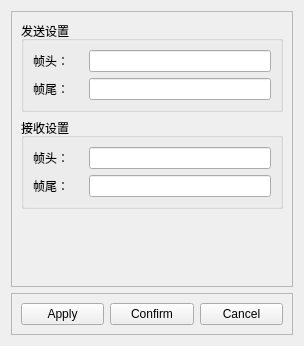
Before: the Qt Designer form assets/ui/setting.ui in At-Leisure/Serial_port_Message_Protocol, drawn with Qt 5.
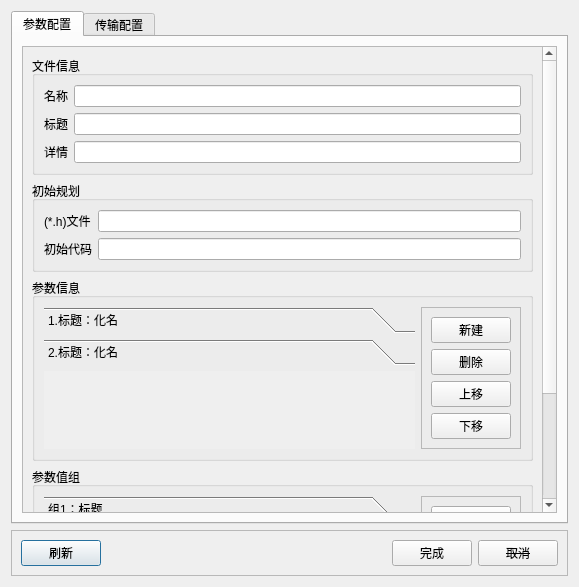
After: the same form once the commit is applied.

What changed in the file:
```diff
--- a/assets/ui/setting.ui
+++ b/assets/ui/setting.ui
@@ -6,8 +6,8 @@
    <rect>
     <x>0</x>
     <y>0</y>
-    <width>304</width>
-    <height>346</height>
+    <width>579</width>
+    <height>587</height>
    </rect>
   </property>
   <property name="windowTitle">
@@ -15,6 +15,16 @@
   </property>
   <layout class="QVBoxLayout" name="verticalLayout">
    <item>
+    <widget class="QTabWidget" name="tabWidget">
+     <property name="currentIndex">
+      <number>0</number>
+     </property>
+     <widget class="QWidget" name="tab">
+      <attribute name="title">
+       <string>参数配置</string>
+      </attribute>
+      <layout class="QVBoxLayout" name="verticalLayout_4">
+       <item>
     <widget class="QScrollArea" name="scrollArea">
      <property name="widgetResizable">
       <bool>true</bool>
@@ -23,44 +33,47 @@
       <property name="geometry">
        <rect>
         <x>0</x>
-        <y>0</y>
-        <width>284</width>
-        <height>277</height>
-       </rect>
-      </property>
-      <layout class="QVBoxLayout" name="verticalLayout_4">
+            <y>-109</y>
+            <width>518</width>
+            <height>592</height>
+           </rect>
+          </property>
+          <layout class="QVBoxLayout" name="verticalLayout_2">
        <item>
         <widget class="QGroupBox" name="groupBox">
          <property name="title">
-          <string>发送设置</string>
-         </property>
-         <layout class="QVBoxLayout" name="verticalLayout_3">
-          <item>
-           <layout class="QFormLayout" name="formLayout">
-            <property name="horizontalSpacing">
-             <number>20</number>
-            </property>
-            <item row="0" column="0">
+              <string>文件信息</string>
+             </property>
+             <layout class="QGridLayout" name="gridLayout">
+              <item row="2" column="1">
+               <widget class="QLineEdit" name="fileDescriptionEditor"/>
+              </item>
+              <item row="1" column="0">
              <widget class="QLabel" name="label">
               <property name="text">
-               <string>帧头：</string>
+                 <string>标题</string>
               </property>
              </widget>
             </item>
-            <item row="1" column="0">
+              <item row="2" column="0">
              <widget class="QLabel" name="label_2">
               <property name="text">
-               <string>帧尾：</string>
+                 <string>详情</string>
               </property>
              </widget>
             </item>
-            <item row="0" column="1">
-             <widget class="QLineEdit" name="lineEdit"/>
-            </item>
             <item row="1" column="1">
-             <widget class="QLineEdit" name="lineEdit_2"/>
-            </item>
-           </layout>
+               <widget class="QLineEdit" name="fileTitleEditor"/>
+              </item>
+              <item row="0" column="0">
+               <widget class="QLabel" name="label_6">
+                <property name="text">
+                 <string>名称</string>
+                </property>
+               </widget>
+              </item>
+              <item row="0" column="1">
+               <widget class="QLineEdit" name="fileNameEditor"/>
           </item>
          </layout>
         </widget>
@@ -68,35 +81,256 @@
        <item>
         <widget class="QGroupBox" name="groupBox_2">
          <property name="title">
-          <string>接收设置</string>
-         </property>
-         <layout class="QVBoxLayout" name="verticalLayout_2">
-          <item>
-           <layout class="QFormLayout" name="formLayout_2">
-            <property name="horizontalSpacing">
-             <number>20</number>
-            </property>
-            <item row="0" column="0">
-             <widget class="QLabel" name="label_3">
-              <property name="text">
-               <string>帧头：</string>
-              </property>
-             </widget>
+              <string>初始规划</string>
+             </property>
+             <layout class="QGridLayout" name="gridLayout_2">
+              <item row="0" column="1">
+               <widget class="QLineEdit" name="initHeaderEditor"/>
+              </item>
+              <item row="1" column="1">
+               <widget class="QLineEdit" name="initCodeEditor"/>
             </item>
             <item row="1" column="0">
              <widget class="QLabel" name="label_4">
               <property name="text">
-               <string>帧尾：</string>
-              </property>
+                 <string>初始代码</string>
+                </property>
+               </widget>
+              </item>
+              <item row="0" column="0">
+               <widget class="QLabel" name="label_3">
+                <property name="text">
+                 <string>(*.h)文件</string>
+                </property>
+               </widget>
+              </item>
+             </layout>
+            </widget>
+           </item>
+           <item>
+            <widget class="QGroupBox" name="groupBox_3">
+             <property name="title">
+              <string>参数信息</string>
+             </property>
+             <layout class="QGridLayout" name="gridLayout_3">
+              <item row="0" column="0">
+               <widget class="QToolBox" name="paramInfo_toolBox">
+                <property name="minimumSize">
+                 <size>
+                  <width>0</width>
+                  <height>0</height>
+                 </size>
+                </property>
+                <property name="currentIndex">
+                 <number>1</number>
+                </property>
+                <widget class="QWidget" name="page">
+                 <property name="geometry">
+                  <rect>
+                   <x>0</x>
+                   <y>0</y>
+                   <width>379</width>
+                   <height>86</height>
+                  </rect>
+                 </property>
+                 <attribute name="label">
+                  <string>1.标题：化名</string>
+                 </attribute>
+                </widget>
+                <widget class="QWidget" name="page_2">
+                 <property name="geometry">
+                  <rect>
+                   <x>0</x>
+                   <y>0</y>
+                   <width>379</width>
+                   <height>86</height>
+                  </rect>
+                 </property>
+                 <attribute name="label">
+                  <string>2.标题：化名</string>
+                 </attribute>
+                </widget>
              </widget>
             </item>
             <item row="0" column="1">
-             <widget class="QLineEdit" name="lineEdit_3"/>
-            </item>
-            <item row="1" column="1">
-             <widget class="QLineEdit" name="lineEdit_4"/>
-            </item>
-           </layout>
+               <widget class="QFrame" name="frame_4">
+                <property name="frameShape">
+                 <enum>QFrame::StyledPanel</enum>
+                </property>
+                <property name="frameShadow">
+                 <enum>QFrame::Raised</enum>
+                </property>
+                <layout class="QVBoxLayout" name="verticalLayout_6">
+                 <item>
+                  <spacer name="verticalSpacer_2">
+                   <property name="orientation">
+                    <enum>Qt::Vertical</enum>
+                   </property>
+                   <property name="sizeHint" stdset="0">
+                    <size>
+                     <width>20</width>
+                     <height>40</height>
+                    </size>
+                   </property>
+                  </spacer>
+                 </item>
+                 <item>
+                  <widget class="QPushButton" name="paramCreation">
+                   <property name="text">
+                    <string>新建</string>
+                   </property>
+                  </widget>
+                 </item>
+                 <item>
+                  <widget class="QPushButton" name="paramDeletion">
+                   <property name="text">
+                    <string>删除</string>
+                   </property>
+                  </widget>
+                 </item>
+                 <item>
+                  <widget class="QPushButton" name="pushButton_5">
+                   <property name="text">
+                    <string>上移</string>
+                   </property>
+                   <property name="default">
+                    <bool>false</bool>
+                   </property>
+                   <property name="flat">
+                    <bool>false</bool>
+                   </property>
+                  </widget>
+                 </item>
+                 <item>
+                  <widget class="QPushButton" name="pushButton_6">
+                   <property name="text">
+                    <string>下移</string>
+                   </property>
+                  </widget>
+                 </item>
+                 <item>
+                  <spacer name="verticalSpacer_3">
+                   <property name="orientation">
+                    <enum>Qt::Vertical</enum>
+                   </property>
+                   <property name="sizeHint" stdset="0">
+                    <size>
+                     <width>20</width>
+                     <height>40</height>
+                    </size>
+                   </property>
+                  </spacer>
+                 </item>
+                </layout>
+               </widget>
+              </item>
+             </layout>
+            </widget>
+           </item>
+           <item>
+            <widget class="QGroupBox" name="groupBox_4">
+             <property name="title">
+              <string>参数值组</string>
+             </property>
+             <layout class="QHBoxLayout" name="horizontalLayout_4">
+              <item>
+               <widget class="QToolBox" name="paramValue_toolBox">
+                <property name="currentIndex">
+                 <number>0</number>
+                </property>
+                <widget class="QWidget" name="page_3">
+                 <property name="geometry">
+                  <rect>
+                   <x>0</x>
+                   <y>0</y>
+                   <width>379</width>
+                   <height>86</height>
+                  </rect>
+                 </property>
+                 <attribute name="label">
+                  <string>组1：标题</string>
+                 </attribute>
+                </widget>
+                <widget class="QWidget" name="page_4">
+                 <property name="geometry">
+                  <rect>
+                   <x>0</x>
+                   <y>0</y>
+                   <width>379</width>
+                   <height>86</height>
+                  </rect>
+                 </property>
+                 <attribute name="label">
+                  <string>组2：标题</string>
+                 </attribute>
+                </widget>
+               </widget>
+              </item>
+              <item>
+               <widget class="QFrame" name="frame_5">
+                <property name="frameShape">
+                 <enum>QFrame::StyledPanel</enum>
+                </property>
+                <property name="frameShadow">
+                 <enum>QFrame::Raised</enum>
+                </property>
+                <layout class="QVBoxLayout" name="verticalLayout_7">
+                 <item>
+                  <spacer name="verticalSpacer_4">
+                   <property name="orientation">
+                    <enum>Qt::Vertical</enum>
+                   </property>
+                   <property name="sizeHint" stdset="0">
+                    <size>
+                     <width>20</width>
+                     <height>40</height>
+                    </size>
+                   </property>
+                  </spacer>
+                 </item>
+                 <item>
+                  <widget class="QPushButton" name="pushButton_7">
+                   <property name="text">
+                    <string>新建</string>
+                   </property>
+                  </widget>
+                 </item>
+                 <item>
+                  <widget class="QPushButton" name="pushButton_10">
+                   <property name="text">
+                    <string>删除</string>
+                   </property>
+                  </widget>
+                 </item>
+                 <item>
+                  <widget class="QPushButton" name="pushButton_8">
+                   <property name="text">
+                    <string>上移</string>
+                   </property>
+                  </widget>
+                 </item>
+                 <item>
+                  <widget class="QPushButton" name="pushButton_9">
+                   <property name="text">
+                    <string>下移</string>
+                   </property>
+                  </widget>
+                 </item>
+                 <item>
+                  <spacer name="verticalSpacer_5">
+                   <property name="orientation">
+                    <enum>Qt::Vertical</enum>
+                   </property>
+                   <property name="sizeHint" stdset="0">
+                    <size>
+                     <width>20</width>
+                     <height>40</height>
+                    </size>
+                   </property>
+                  </spacer>
+                 </item>
+                </layout>
+               </widget>
           </item>
          </layout>
         </widget>
@@ -118,6 +352,34 @@
      </widget>
     </widget>
    </item>
+      </layout>
+     </widget>
+     <widget class="QWidget" name="tab_2">
+      <attribute name="title">
+       <string>传输配置</string>
+      </attribute>
+      <layout class="QVBoxLayout" name="verticalLayout_5">
+       <item>
+        <widget class="QLabel" name="label_5">
+         <property name="font">
+          <font>
+           <pointsize>12</pointsize>
+           <italic>true</italic>
+           <strikeout>true</strikeout>
+          </font>
+         </property>
+         <property name="text">
+          <string>    此页暂无可用    </string>
+         </property>
+         <property name="alignment">
+          <set>Qt::AlignCenter</set>
+         </property>
+        </widget>
+       </item>
+      </layout>
+     </widget>
+    </widget>
+   </item>
    <item>
     <widget class="QFrame" name="frame">
      <property name="frameShape">
@@ -130,21 +392,45 @@
       <item>
        <widget class="QPushButton" name="apply">
         <property name="text">
-         <string>Apply</string>
+         <string>刷新</string>
         </property>
+        <property name="default">
+         <bool>true</bool>
+        </property>
        </widget>
       </item>
       <item>
-       <widget class="QPushButton" name="confirm">
+       <spacer name="horizontalSpacer">
+        <property name="orientation">
+         <enum>Qt::Horizontal</enum>
+        </property>
+        <property name="sizeHint" stdset="0">
+         <size>
+          <width>40</width>
+          <height>20</height>
+         </size>
+        </property>
+       </spacer>
+      </item>
+      <item>
+       <widget class="QPushButton" name="ok_pushButton">
         <property name="text">
-         <string>Confirm</string>
+         <string>完成</string>
         </property>
        </widget>
       </item>
       <item>
-       <widget class="QPushButton" name="cancel">
+       <widget class="QPushButton" name="pushButton_2">
+        <property name="font">
+         <font>
+          <strikeout>true</strikeout>
+         </font>
+        </property>
         <property name="text">
-         <string>Cancel</string>
+         <string>取消</string>
+        </property>
+        <property name="default">
+         <bool>false</bool>
         </property>
        </widget>
       </item>
```
Left out of the diff: 2 changed lines with no effect on the pictures. Lines whose indentation alone changed are shown as unchanged.
